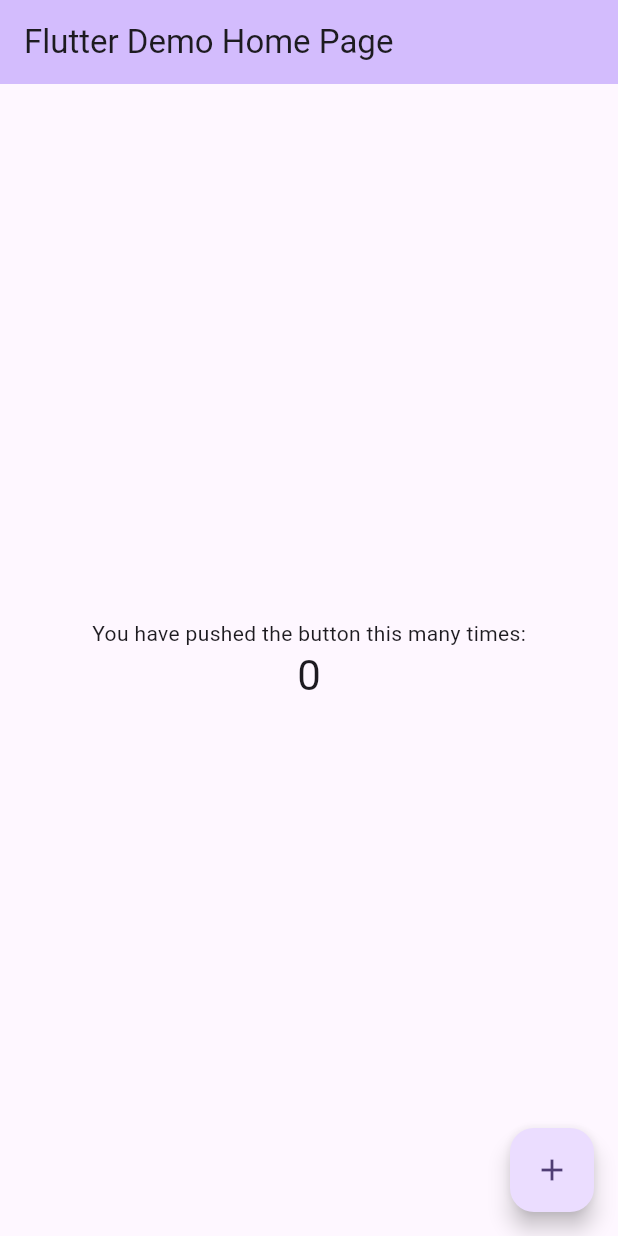
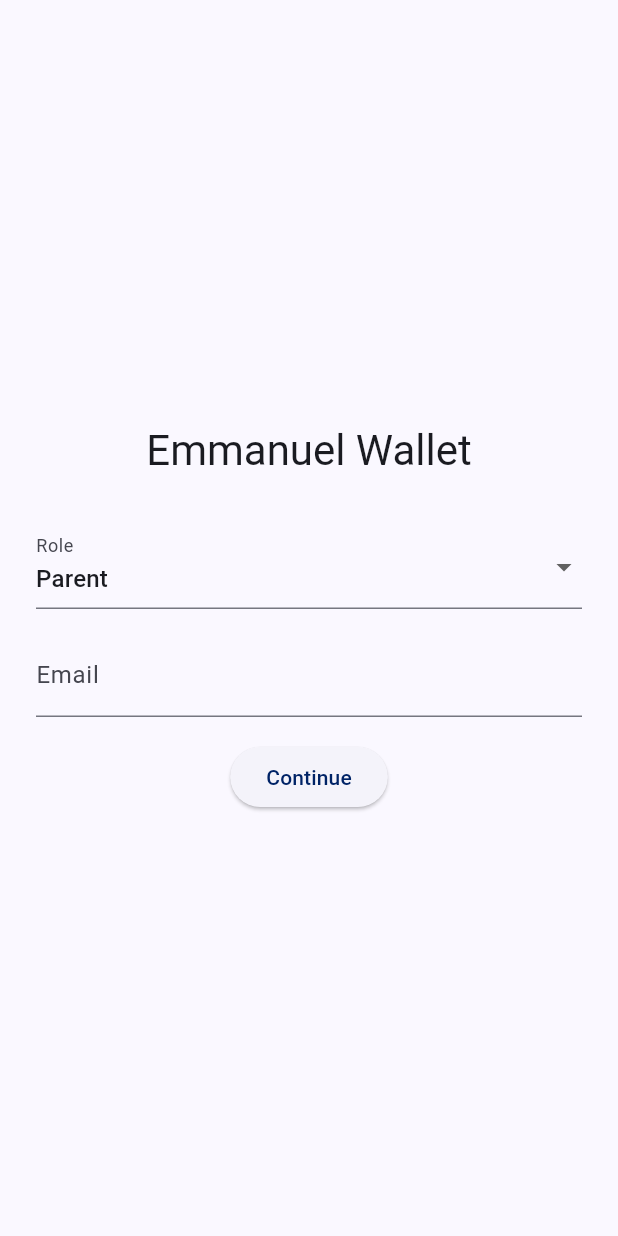
Before and after one commit to could-ai/019a534d-211d-78e1-ac0c-b06ecbc6841c, a Flutter app: the screen it shows after launch, on a phone screen of 412 x 824 dp. Run offline on Flutter 3.47's test engine with Material 3 defaults, Android fonts, the phone set to English and light mode, and no system bars.

Commit message:
Updated pubspec.yaml: Added provider for state management, http for API calls, and confetti for celebratory animations. Adjusted project name and description for Emmanuel Wallet.; Replaced default main.dart: Configured MultiProvider for AuthService, set up MaterialApp with Emmanuel Wallet theme (royal blue, gold), defined routes for login and home, set initial route to /login.; Created LoginScreen: Role selection (Parent, Student, Admin), credential input (email, student ID, username), and mock login using AuthService. On success, navigates to MainScreen.; Created MainScreen with bottom navigation bar: Home, Payments, Chat, History, Profile. Manages tab switching state.; Created HomeScreen: Displays placeholder dashboard with wallet balance card and recent activity card. Styled using theme colors.; Created PaymentsScreen: Shows quick action cards for Top Up, Pay Fees, Buy Airtime, Transfer with icons and placeholders.; Created ChatScreen: Placeholder UI indicating chat feature to be implemented.; Created HistoryScreen: Placeholder for transaction history list.; Created ProfileScreen: Displays user role, logout button that clears auth and navigates to LoginScreen.; Created AuthService: Mock authentication provider with login/logout, stores user role and authenticated state. Replace with real backend integration later.; Created User model: id, name, email, role.; Created Wallet model: id, userId, balance.; Created TransactionRecord model: id, type, amount, status, reference, createdAt.; Created Message model: id, senderId, receiverId, content, timestamp.; Created Reward model: id, userId, points, reason.; Created PaymentService: Stubs for topUp, payFees, buyAirtime, transfer. TODO to integrate WestinPay on backend.; Created BlockchainService: Stub for Moralis API key and listener. Real-time sync to be implemented.; Created ChatService: Stub for chat messaging functionality with placeholders for real-time socket integration.

```diff
--- a/usr/lib/main.dart
+++ b/usr/lib/main.dart
@@ -1,120 +1,39 @@
 import 'package:flutter/material.dart';
+import 'package:provider/provider.dart';
+import 'screens/login_screen.dart';
+import 'screens/main_screen.dart';
+import 'services/auth_service.dart';
 
 void main() {
-  runApp(const MyApp());
+  runApp(const EmmanuelWalletApp());
 }
 
-class MyApp extends StatelessWidget {
-  const MyApp({super.key});
+class EmmanuelWalletApp extends StatelessWidget {
+  const EmmanuelWalletApp({Key? key}) : super(key: key);
 
-  // This widget is the root of your application.
   @override
   Widget build(BuildContext context) {
-    return MaterialApp(
-      title: 'Flutter Demo',
-      debugShowCheckedModeBanner: false,
-      theme: ThemeData(
-        // This is the theme of your application.
-        //
-        // TRY THIS: Try running your application with "flutter run". You'll see
-        // the application has a purple toolbar. Then, without quitting the app,
-        // try changing the seedColor in the colorScheme below to Colors.green
-        // and then invoke "hot reload" (save your changes or press the "hot
-        // reload" button in a Flutter-supported IDE, or press "r" if you used
-        // the command line to start the app).
-        //
-        // Notice that the counter didn't reset back to zero; the application
-        // state is not lost during the reload. To reset the state, use hot
-        // restart instead.
-        //
-        // This works for code too, not just values: Most code changes can be
-        // tested with just a hot reload.
-        colorScheme: ColorScheme.fromSeed(seedColor: Colors.deepPurple),
+    return MultiProvider(
+      providers: [
+        ChangeNotifierProvider(create: (_) => AuthService()),
+      ],
+      child: MaterialApp(
+        title: 'Emmanuel Wallet',
+        debugShowCheckedModeBanner: false,
+        theme: ThemeData(
+          colorScheme: ColorScheme.fromSeed(
+            seedColor: const Color(0xFF002366), // Royal Blue
+            primary: const Color(0xFF002366),
+            secondary: const Color(0xFFFFD700), // Gold
+          ),
+          useMaterial3: true,
+        ),
+        initialRoute: '/login',
+        routes: {
+          '/login': (context) => const LoginScreen(),
+          '/home': (context) => const MainScreen(),
+        },
       ),
-      home: const MyHomePage(title: 'Flutter Demo Home Page'),
     );
   }
 }
-
-class MyHomePage extends StatefulWidget {
-  const MyHomePage({super.key, required this.title});
-
-  // This widget is the home page of your application. It is stateful, meaning
-  // that it has a State object (defined below) that contains fields that affect
-  // how it looks.
-
-  // This class is the configuration for the state. It holds the values (in this
-  // case the title) provided by the parent (in this case the App widget) and
-  // used by the build method of the State. Fields in a Widget subclass are
-  // always marked "final".
-
-  final String title;
-
-  @override
-  State<MyHomePage> createState() => _MyHomePageState();
-}
-
-class _MyHomePageState extends State<MyHomePage> {
-  int _counter = 0;
-
-  void _incrementCounter() {
-    setState(() {
-      // This call to setState tells the Flutter framework that something has
-      // changed in this State, which causes it to rerun the build method below
-      // so that the display can reflect the updated values. If we changed
-      // _counter without calling setState(), then the build method would not be
-      // called again, and so nothing would appear to happen.
-      _counter++;
-    });
-  }
-
-  @override
-  Widget build(BuildContext context) {
-    // This method is rerun every time setState is called, for instance as done
-    // by the _incrementCounter method above.
-    //
-    // The Flutter framework has been optimized to make rerunning build methods
-    // fast, so that you can just rebuild anything that needs updating rather
-    // than having to individually change instances of widgets.
-    return Scaffold(
-      appBar: AppBar(
-        // TRY THIS: Try changing the color here to a specific color (to
-        // Colors.amber, perhaps?) and trigger a hot reload to see the AppBar
-        // change color while the other colors stay the same.
-        backgroundColor: Theme.of(context).colorScheme.inversePrimary,
-        // Here we take the value from the MyHomePage object that was created by
-        // the App.build method, and use it to set our appbar title.
-        title: Text(widget.title),
-      ),
-      body: Center(
-        // Center is a layout widget. It takes a single child and positions it
-        // in the middle of the parent.
-        child: Column(
-          // Column is also a layout widget. It takes a list of children and
-          // arranges them vertically. By default, it sizes itself to fit its
-          // children horizontally, and tries to be as tall as its parent.
-          //
-          // Column has various properties to control how it sizes itself and
-          // how it positions its children. Here we use mainAxisAlignment to
-          // center the children vertically; the main axis here is the vertical
-          // axis because Columns are vertical (the cross axis would be
-          // horizontal).
-          //
-          // TRY THIS: Invoke "debug painting" (choose the "Toggle Debug Paint"
-          // action in the IDE, or press "p" in the console), to see the
-          // wireframe for each widget.
-          mainAxisAlignment: MainAxisAlignment.center,
-          children: <Widget>[
-            const Text('You have pushed the button this many times:'),
-            Text('$_counter', style: Theme.of(context).textTheme.headlineMedium),
-          ],
-        ),
-      ),
-      floatingActionButton: FloatingActionButton(
-        onPressed: _incrementCounter,
-        tooltip: 'Increment',
-        child: const Icon(Icons.add),
-      ), // This trailing comma makes auto-formatting nicer for build methods.
-    );
-  }
-}
--- /dev/null
+++ b/usr/lib/models/user.dart
@@ -0,0 +1,8 @@
+class User {
+  final String id;
+  final String name;
+  final String email;
+  final String role; // parent, student, admin
+
+  User({required this.id, required this.name, required this.email, required this.role});
+}
--- /dev/null
+++ b/usr/lib/models/wallet.dart
@@ -0,0 +1,7 @@
+class Wallet {
+  final String id;
+  final String userId;
+  double balance;
+
+  Wallet({required this.id, required this.userId, required this.balance});
+}
--- /dev/null
+++ b/usr/lib/screens/login_screen.dart
@@ -0,0 +1,56 @@
+import 'package:flutter/material.dart';
+import 'package:provider/provider.dart';
+import '../services/auth_service.dart';
+
+class LoginScreen extends StatefulWidget {
+  const LoginScreen({Key? key}) : super(key: key);
+
+  @override
+  State<LoginScreen> createState() => _LoginScreenState();
+}
+
+class _LoginScreenState extends State<LoginScreen> {
+  final TextEditingController _credentialController = TextEditingController();
+  String _selectedRole = 'Parent';
+
+  @override
+  Widget build(BuildContext context) {
+    final auth = Provider.of<AuthService>(context);
+    return Scaffold(
+      body: Padding(
+        padding: const EdgeInsets.symmetric(horizontal: 24.0),
+        child: Column(
+          mainAxisAlignment: MainAxisAlignment.center,
+          children: [
+            Text('Emmanuel Wallet', style: Theme.of(context).textTheme.headlineMedium),
+            const SizedBox(height: 32),
+            DropdownButtonFormField<String>(
+              value: _selectedRole,
+              items: ['Parent', 'Student', 'Admin'].map((role) => DropdownMenuItem(value: role, child: Text(role))).toList(),
+              onChanged: (role) => setState(() => _selectedRole = role!),
+              decoration: const InputDecoration(labelText: 'Role'),
+            ),
+            const SizedBox(height: 16),
+            TextField(
+              controller: _credentialController,
+              decoration: InputDecoration(
+                labelText: _selectedRole == 'Parent' ? 'Email' : _selectedRole == 'Student' ? 'Student ID' : 'Username',
+              ),
+            ),
+            const SizedBox(height: 16),
+            ElevatedButton(
+              onPressed: () async {
+                // Mock login flow
+                await auth.login(_selectedRole, _credentialController.text);
+                if (auth.isAuthenticated) {
+                  Navigator.pushReplacementNamed(context, '/home');
+                }
+              },
+              child: const Text('Continue'),
+            ),
+          ],
+        ),
+      ),
+    );
+  }
+}
--- /dev/null
+++ b/usr/lib/services/auth_service.dart
@@ -0,0 +1,23 @@
+import 'package:flutter/material.dart';
+
+class AuthService extends ChangeNotifier {
+  bool _authenticated = false;
+  String _userRole = '';
+
+  bool get isAuthenticated => _authenticated;
+  String get userRole => _userRole;
+
+  Future<void> login(String role, String credential) async {
+    // TODO: Replace with real authentication (email/OTP, ID/PIN, username/password)
+    await Future.delayed(const Duration(seconds: 1));
+    _authenticated = true;
+    _userRole = role;
+    notifyListeners();
+  }
+
+  void logout() {
+    _authenticated = false;
+    _userRole = '';
+    notifyListeners();
+  }
+}
```
Also changed, not shown: usr/lib/models/message.dart (added, +9 -0 lines), usr/lib/models/reward.dart (added, +8 -0 lines), usr/lib/models/transaction.dart (added, +17 -0 lines), usr/lib/screens/chat_screen.dart (added, +20 -0 lines), usr/lib/screens/history_screen.dart (added, +20 -0 lines), usr/lib/screens/home_screen.dart (added, +50 -0 lines), usr/lib/screens/main_screen.dart (added, +42 -0 lines), usr/lib/screens/payments_screen.dart (added, +54 -0 lines), usr/lib/screens/profile_screen.dart (added, +33 -0 lines), usr/lib/services/blockchain_service.dart (added, +8 -0 lines), usr/lib/services/chat_service.dart (added, +15 -0 lines), usr/lib/services/payment_service.dart (added, +26 -0 lines), usr/pubspec.yaml (+8 -75 lines).
